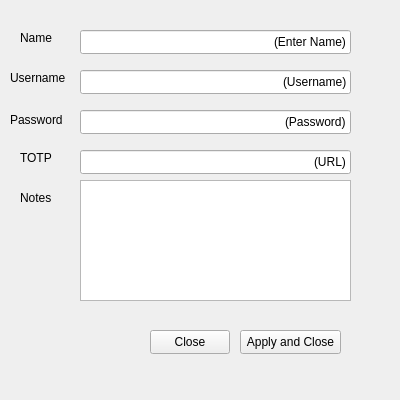
Old version of the form entryviewer.ui in the repository Starflight-code/PassPro.
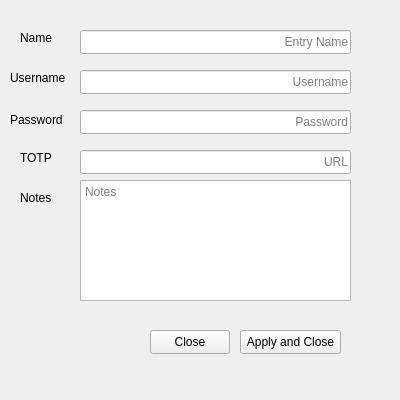
New version of the form.

Commit message: Enabled baseline viewing of all UI pages Enabled viewing of all UI pages. These pages are not yet fully functional and are for demonstration purposes only (as of now).

The edit to the form file:
```diff
--- a/entryviewer.ui
+++ b/entryviewer.ui
@@ -55,7 +55,7 @@
     </rect>
    </property>
    <property name="text">
-    <string>(Enter Name)</string>
+    <string/>
    </property>
    <property name="alignment">
     <set>Qt::AlignRight|Qt::AlignTrailing|Qt::AlignVCenter</set>
@@ -63,6 +63,9 @@
    <property name="dragEnabled">
     <bool>false</bool>
    </property>
+   <property name="placeholderText">
+    <string>Entry Name</string>
+   </property>
   </widget>
   <widget class="QLabel" name="label">
    <property name="geometry">
@@ -100,11 +103,14 @@
     </rect>
    </property>
    <property name="text">
-    <string>(Username)</string>
+    <string/>
    </property>
    <property name="alignment">
     <set>Qt::AlignRight|Qt::AlignTrailing|Qt::AlignVCenter</set>
    </property>
+   <property name="placeholderText">
+    <string>Username</string>
+   </property>
   </widget>
   <widget class="QLineEdit" name="lineEdit_3">
    <property name="geometry">
@@ -116,11 +122,14 @@
     </rect>
    </property>
    <property name="text">
-    <string>(Password)</string>
+    <string/>
    </property>
    <property name="alignment">
     <set>Qt::AlignRight|Qt::AlignTrailing|Qt::AlignVCenter</set>
    </property>
+   <property name="placeholderText">
+    <string>Password</string>
+   </property>
   </widget>
   <widget class="QLabel" name="label_3">
    <property name="geometry">
@@ -145,11 +154,14 @@
     </rect>
    </property>
    <property name="text">
-    <string>(URL)</string>
+    <string/>
    </property>
    <property name="alignment">
     <set>Qt::AlignRight|Qt::AlignTrailing|Qt::AlignVCenter</set>
    </property>
+   <property name="placeholderText">
+    <string>URL</string>
+   </property>
   </widget>
   <widget class="QLabel" name="label_4">
    <property name="geometry">
@@ -173,6 +185,18 @@
      <height>121</height>
     </rect>
    </property>
+   <property name="layoutDirection">
+    <enum>Qt::LeftToRight</enum>
+   </property>
+   <property name="documentTitle">
+    <string/>
+   </property>
+   <property name="acceptRichText">
+    <bool>false</bool>
+   </property>
+   <property name="placeholderText">
+    <string>Notes</string>
+   </property>
   </widget>
   <widget class="QLabel" name="label_5">
    <property name="geometry">
```
The commit also changes 3 other files.
